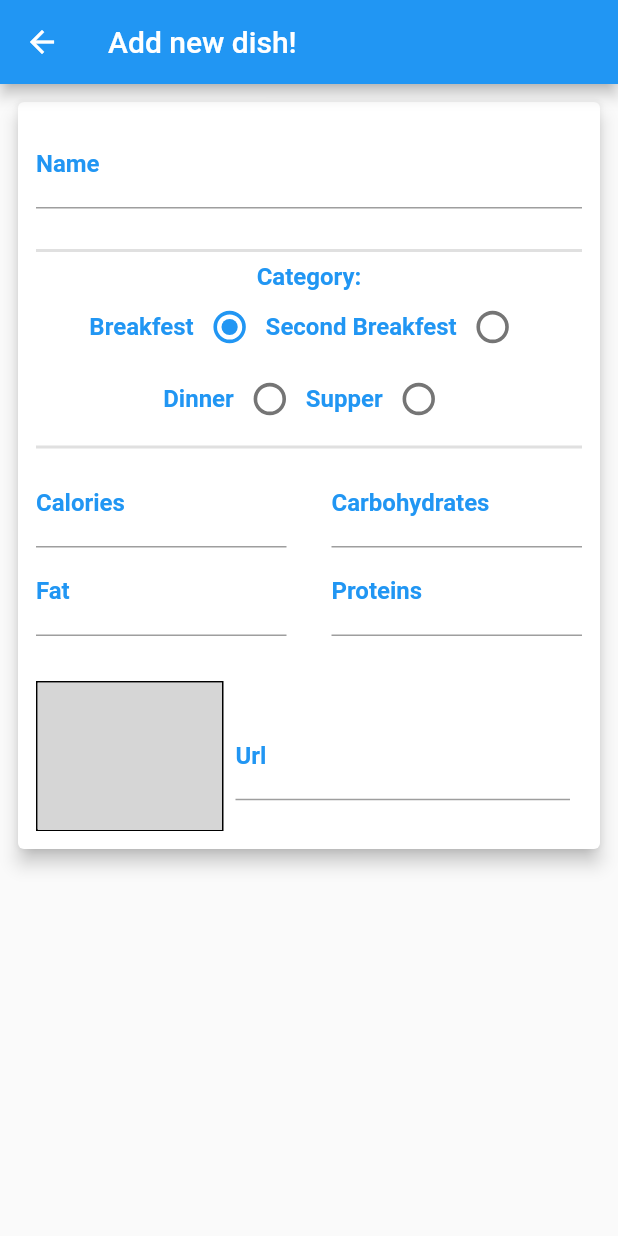
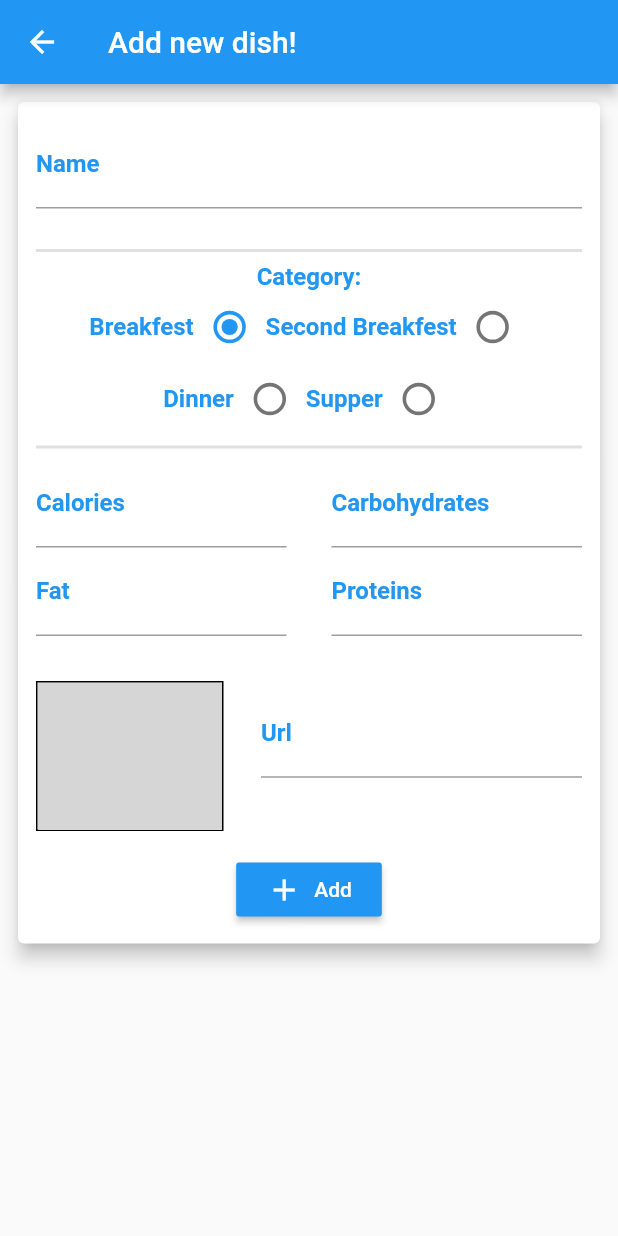
Before and after one commit to TomekLesniak/EasyDietApp, a Flutter app: the AddDishScreen screen opened by its route, on a phone screen of 412 x 824 dp. Run offline on Flutter 3.47's test engine with Material 2 defaults, Android fonts, the phone set to English and light mode, and no system bars; network calls fail; grey boxes are pictures that could not be loaded.

```diff
--- a/lib/screens/add_dish_screen.dart
+++ b/lib/screens/add_dish_screen.dart
@@ -18,6 +18,29 @@ class _AddDishScreenState extends State<AddDishScreen> {
       _radioValue = value;
     });
     print(_radioValue);
+  }
+
+  void _saveForm() {
+    if (_formKey.currentState.validate()) {
+      _formKey.currentState.save();
+    }
+  }
+
+  String _nameValidator(String value) {
+    if (value.length < 3) return 'Must be at least 4 characters';
+    return null;
+  }
+
+  String _macroValidator(String value) {
+    var number = 0;
+    try {
+      number = int.parse(value);
+    } catch (error) {
+      return 'Not a number';
+    }
+    if (number <= 0 || number >= 5000) return 'Invalid value';
+
+    return null;
   }
 
   Widget formText(BuildContext context, String text) {
@@ -42,6 +65,7 @@ class _AddDishScreenState extends State<AddDishScreen> {
                 child: Column(
                   children: [
                     TextFormField(
+                      validator: (value) => _nameValidator(value),
                       decoration: InputDecoration(
                           labelText: 'Name',
                           labelStyle: Theme.of(context).textTheme.headline6),
@@ -82,6 +106,7 @@ class _AddDishScreenState extends State<AddDishScreen> {
                       children: [
                         Flexible(
                           child: TextFormField(
+                            validator: _macroValidator,
                             keyboardType: TextInputType.number,
                             decoration: InputDecoration(
                                 labelText: 'Calories',
@@ -92,6 +117,7 @@ class _AddDishScreenState extends State<AddDishScreen> {
                         SizedBox(width: 30),
                         Flexible(
                           child: TextFormField(
+                            validator: _macroValidator,
                             keyboardType: TextInputType.number,
                             decoration: InputDecoration(
                                 labelText: 'Carbohydrates',
@@ -105,6 +131,7 @@ class _AddDishScreenState extends State<AddDishScreen> {
                       children: [
                         Flexible(
                           child: TextFormField(
+                            validator: _macroValidator,
                             keyboardType: TextInputType.number,
                             decoration: InputDecoration(
                                 labelText: 'Fat',
@@ -115,6 +142,7 @@ class _AddDishScreenState extends State<AddDishScreen> {
                         SizedBox(width: 30),
                         Flexible(
                           child: TextFormField(
+                            validator: _macroValidator,
                             keyboardType: TextInputType.number,
                             decoration: InputDecoration(
                                 labelText: 'Proteins',
@@ -142,7 +170,8 @@ class _AddDishScreenState extends State<AddDishScreen> {
                         ),
                         Flexible(
                           child: Padding(
-                            padding: const EdgeInsets.all(8.0),
+                            padding:
+                                const EdgeInsets.only(bottom: 30, left: 25),
                             child: TextFormField(
                               decoration: InputDecoration(
                                   labelText: 'Url',
@@ -153,6 +182,20 @@ class _AddDishScreenState extends State<AddDishScreen> {
                         ),
                       ],
                     ),
+                    SizedBox(
+                      height: 15,
+                    ),
+                    RaisedButton.icon(
+                      onPressed: _saveForm,
+                      icon: Icon(Icons.add, color: Colors.white),
+                      label: Text(
+                        'Add',
+                        style: TextStyle(color: Colors.white),
+                      ),
+                      padding:
+                          EdgeInsets.symmetric(horizontal: 20, vertical: 5),
+                      color: Theme.of(context).primaryColor,
+                    )
                   ],
                 ),
               ),
```
